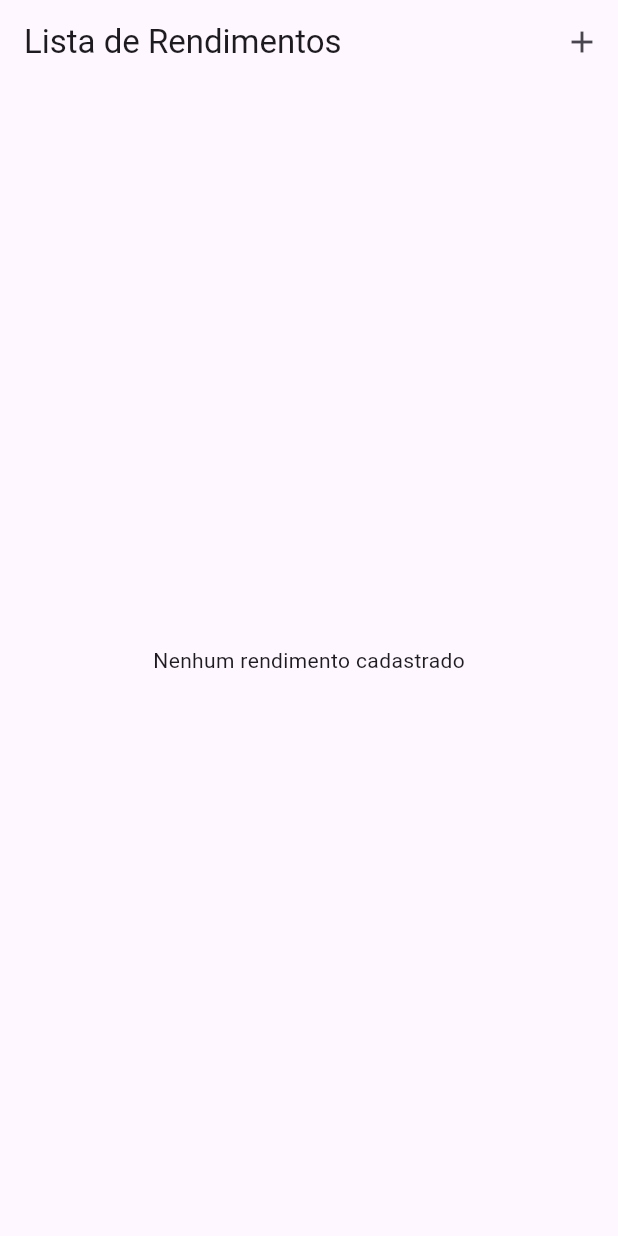
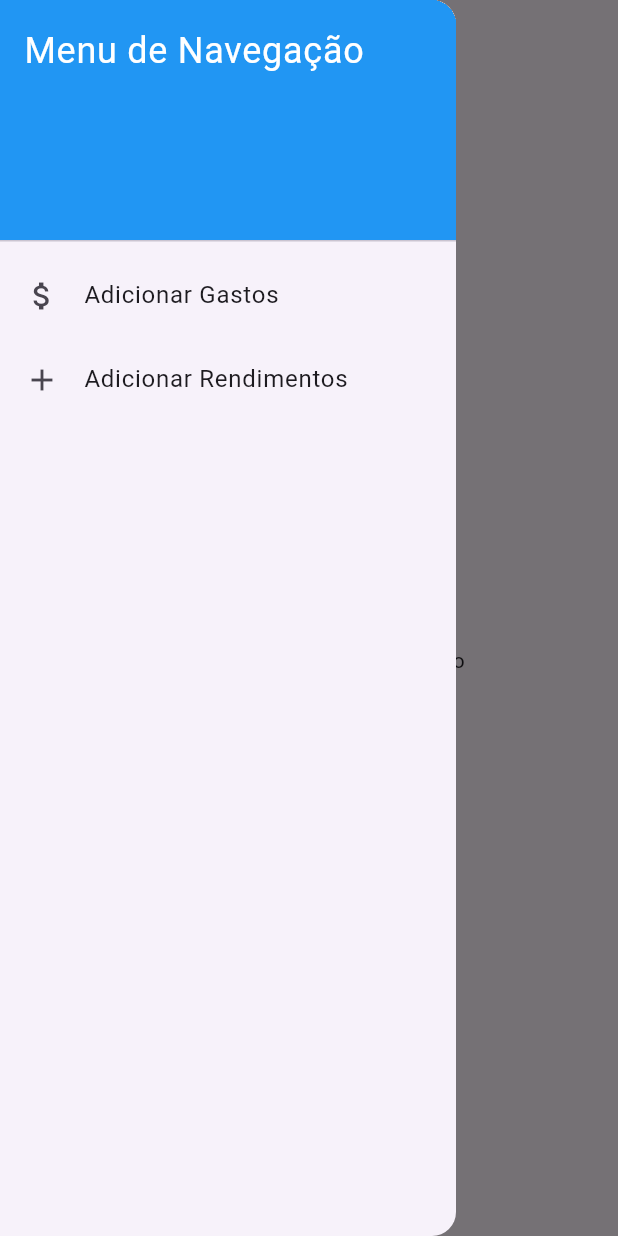
Before and after one commit to Redoze/ESSI3-2024.1, a Flutter app: the screen it shows after launch, with the side drawer open (before the commit the screen has no drawer), on a phone screen of 412 x 824 dp. Run offline on Flutter 3.47's test engine with Material 3 defaults, Android fonts, the phone set to English and light mode, and no system bars.

Commit message:
Add files via upload

```diff
--- a/lib/pages/home_page.dart
+++ b/lib/pages/home_page.dart
@@ -13,22 +13,40 @@
   Widget build(BuildContext context) {
     return Scaffold(
       appBar: AppBar(
-        title: Text('Lista de Rendimentos'),
-        actions: [
-          IconButton(
-            icon: Icon(Icons.add),
-            onPressed: () {
-              Navigator.pushNamed(context, '/rendimento').then((value) {
-                // Atualiza a lista de rendimentos quando retornar da página de rendimento
-                if (value != null) {
-                  setState(() {
-                    rendimentos = List<Map<String, dynamic>>.from(value as List);
-                  });
-                }
-              });
-            },
-          )
-        ],
+        title: Text('Aplicativo de Finanças'),
+      ),
+      drawer: Drawer( // Adicionando o Drawer para navegação
+        child: ListView(
+          padding: EdgeInsets.zero,
+          children: <Widget>[
+            DrawerHeader(
+              decoration: BoxDecoration(
+                color: Colors.blue,
+              ),
+              child: Text(
+                'Menu de Navegação',
+                style: TextStyle(
+                  color: Colors.white,
+                  fontSize: 24,
+                ),
+              ),
+            ),
+            ListTile(
+              leading: Icon(Icons.attach_money),
+              title: Text('Adicionar Gastos'),
+              onTap: () {
+                Navigator.pushNamed(context, '/gastos');
+              },
+            ),
+            ListTile(
+              leading: Icon(Icons.add),
+              title: Text('Adicionar Rendimentos'),
+              onTap: () {
+                Navigator.pushNamed(context, '/rendimento');
+              },
+            ),
+          ],
+        ),
       ),
       body: Padding(
         padding: const EdgeInsets.all(16.0),
@@ -49,7 +67,6 @@
                           '/rendimento',
                           arguments: rendimento,
                         ).then((value) {
-                          // Atualiza a lista de rendimentos quando retornar da página de rendimento
                           if (value != null) {
                             setState(() {
                               rendimentos = List<Map<String, dynamic>>.from(value as List);
```
